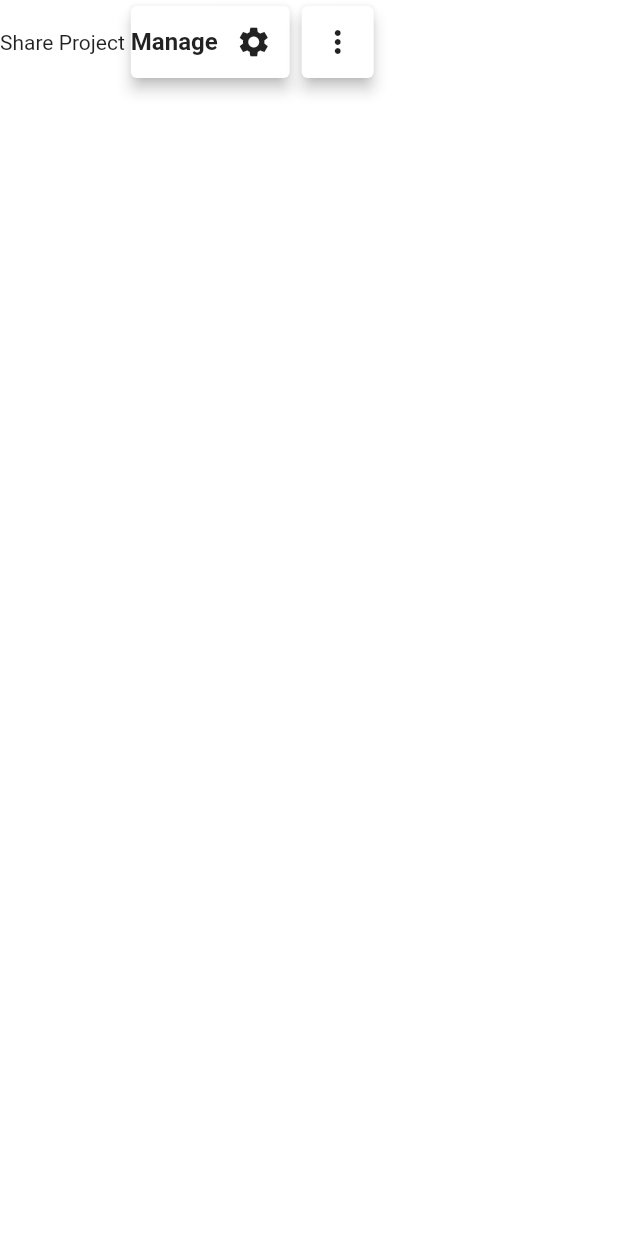
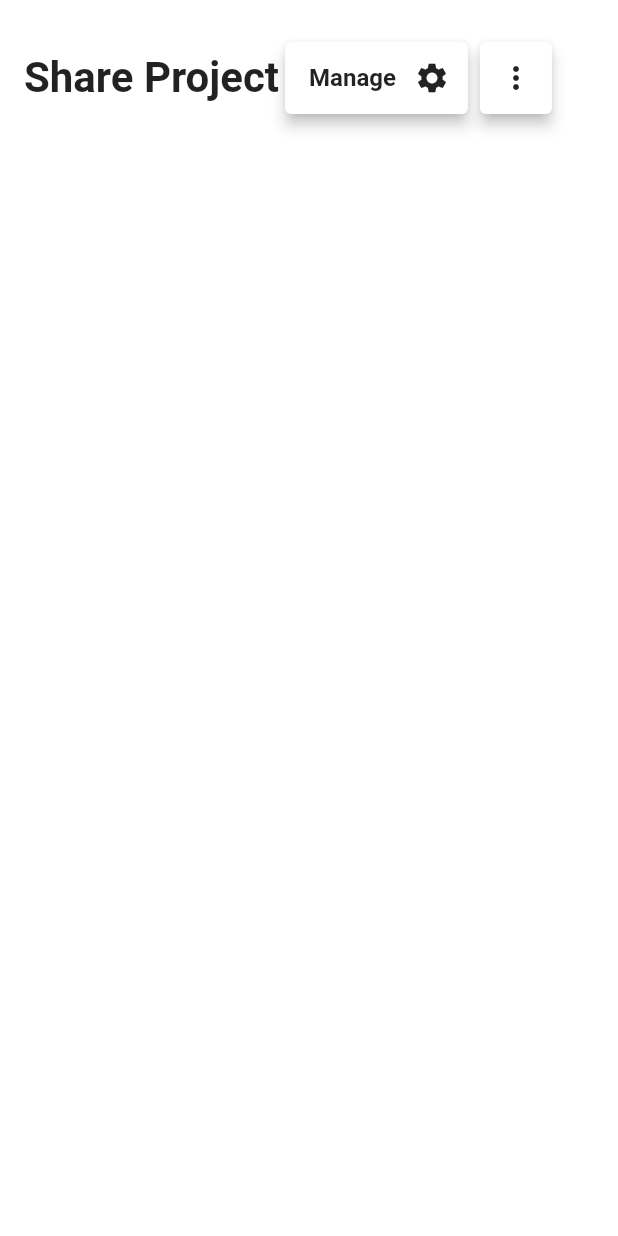
Before and after one commit to JAICHANGPARK/flutter_notebook_chapter_23, a Flutter app: the ModelComponentPage screen opened directly, after a tap on "show share project modal", on a phone screen of 412 x 824 dp. Run offline on Flutter 3.47's test engine with Material 2 defaults, Android fonts, the phone set to English and light mode, and no system bars; our stand-ins replace flutter_colorpicker, flutter_svg, go_router, ionicons.

Commit message:
Update ep1321_main.dart

```diff
--- a/lib/ep1321_modal_components/ep1321_main.dart
+++ b/lib/ep1321_modal_components/ep1321_main.dart
@@ -59,11 +59,21 @@ class _ModelComponentPageState extends State<ModelComponentPage> {
                     ),
                     child: Column(
                       children: [
-                        Row(
+                        Padding(
+                          padding: const EdgeInsets.only(left: 16, right: 16, top: 24),
+                          child: Row(
                             children: [
-                            Text("Share Project"),
+                              Text(
+                                "Share Project",
+                                style: TextStyle(
+                                  fontSize: 28,
+                                  fontWeight: FontWeight.bold,
+                                ),
+                              ),
                               Card(
                                 elevation: 4,
+                                child: Padding(
+                                  padding: const EdgeInsets.only(left: 16),
                                   child: Row(
                                     children: [
                                       Text(
@@ -81,6 +91,7 @@ class _ModelComponentPageState extends State<ModelComponentPage> {
                                     ],
                                   ),
                                 ),
+                              ),
                               Card(
                                 elevation: 4,
                                 child: IconButton(
@@ -89,6 +100,7 @@ class _ModelComponentPageState extends State<ModelComponentPage> {
                                 ),
                               )
                             ],
+                          ),
                         )
                       ],
                     ),
```
Lines whose indentation alone changed are shown as unchanged.
